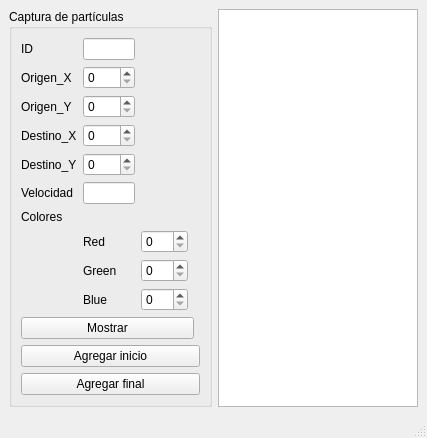
The window that mainwindow.ui (Cristina-Mtz/Actividad-Particulas) describes before a commit, drawn with Qt 5.
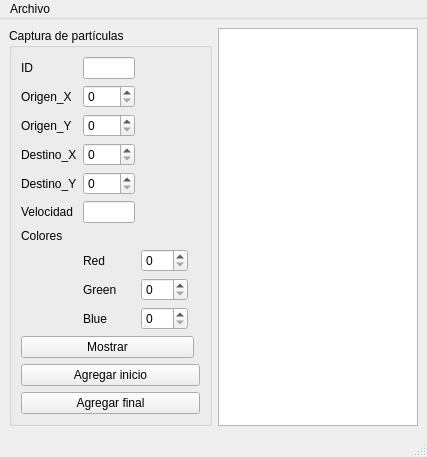
The same window after the commit.

Commit message: Mainwindow con slot ABRIR y GUARDAR

The edit to the form file:
```diff
--- a/mainwindow.ui
+++ b/mainwindow.ui
@@ -184,6 +184,14 @@
      <height>21</height>
     </rect>
    </property>
+   <widget class="QMenu" name="menuArchivo">
+    <property name="title">
+     <string>Archivo</string>
+    </property>
+    <addaction name="actionAbrir"/>
+    <addaction name="actionGuardad"/>
+   </widget>
+   <addaction name="menuArchivo"/>
   </widget>
   <widget class="QStatusBar" name="statusbar"/>
  </widget>
```
Left out of the diff: 16 changed lines with no effect on the pictures. The commit also changes 2 other files.
